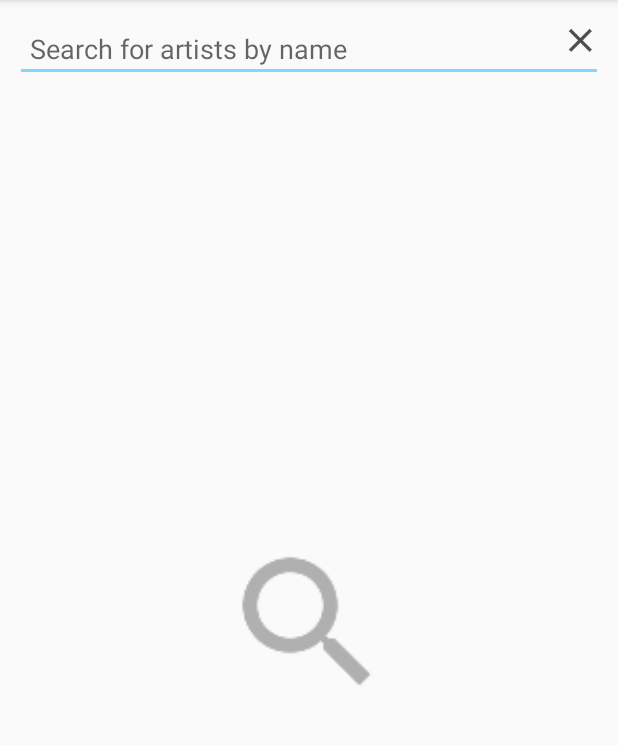
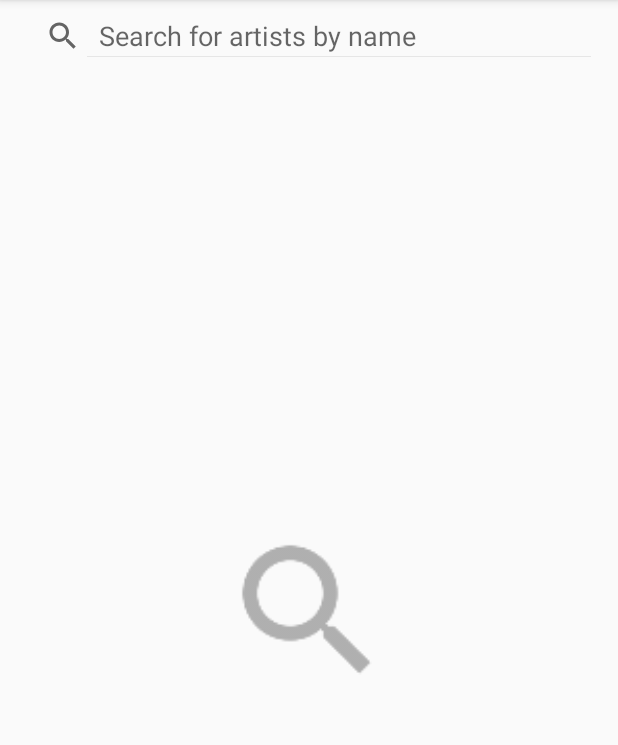
Before and after one commit to chrisolsen/coursera-spotify, an Android app: the screen it shows after launch (ArtistSearchActivity), on a phone screen of 412 x 824 dp, the part 84-829 px from its top. Run offline under Robolectric (Android 15) with nearby library versions, the phone set to English and light mode, and no system bars; our stand-ins replace Picasso.

Commit message:
use searchView instead of custom hack

```diff
--- a/app/src/main/java/org/chrisolsen/spotify/ArtistSearchActivityFragment.java
+++ b/app/src/main/java/org/chrisolsen/spotify/ArtistSearchActivityFragment.java
@@ -9,20 +9,16 @@ import android.os.Parcelable;
 import android.support.v4.app.Fragment;
 import android.support.v4.app.LoaderManager;
 import android.support.v4.content.Loader;
-import android.view.KeyEvent;
+import android.support.v7.widget.SearchView;
 import android.view.LayoutInflater;
 import android.view.View;
 import android.view.ViewGroup;
 import android.view.animation.Animation;
 import android.view.animation.AnimationUtils;
-import android.view.inputmethod.EditorInfo;
 import android.view.inputmethod.InputMethodManager;
 import android.widget.AdapterView;
-import android.widget.EditText;
-import android.widget.ImageButton;
 import android.widget.ImageView;
 import android.widget.ListView;
-import android.widget.TextView;
 import android.widget.Toast;
 
 import java.util.ArrayList;
@@ -37,8 +33,7 @@ public class ArtistSearchActivityFragment extends Fragment implements LoaderMana
     private ArtistSearchAdapter mArtistSearchAdapter;
 
     private ListView mListView;
-    private EditText mSearchText;
-    private ImageButton mCancelButton;
+    private SearchView mSearchText;
     private View mNoResults;
     private View mSearchInstructions;
     private ImageView mSearchIndicator;
@@ -51,16 +46,40 @@ public class ArtistSearchActivityFragment extends Fragment implements LoaderMana
                              Bundle savedInstanceState) {
 
         final Context context = getActivity();
+        final LoaderManager.LoaderCallbacks<List<ContentValues>> loaderCallback = this;
         View layout = inflater.inflate(R.layout.artist_search_fragment, container, false);
 
         // views
         mListView = (ListView)layout.findViewById(android.R.id.list);
-        mSearchText = (EditText) layout.findViewById(R.id.artists_search_filter);
-        mCancelButton = (ImageButton) layout.findViewById(R.id.artist_search_cancel);
         mNoResults = layout.findViewById(android.R.id.empty);
         mSearchInstructions = layout.findViewById(R.id.artists_search_instructions);
         mSearchIndicator = (ImageView) layout.findViewById(R.id.artist_search_indicator);
         mImm = (InputMethodManager) getActivity().getSystemService(Context.INPUT_METHOD_SERVICE);
+        mSearchText = (SearchView) layout.findViewById(R.id.searchText);
+
+        mSearchText.setIconifiedByDefault(false);
+        mSearchText.setQueryHint(getResources().getString(R.string.artists_search_instructions));
+        mSearchText.setOnQueryTextListener(new SearchView.OnQueryTextListener() {
+            @Override
+            public boolean onQueryTextSubmit(String query) {
+                getLoaderManager().restartLoader(LOADER_ARTIST_SEARCH, null, loaderCallback);
+                return true;
+            }
+
+            @Override
+            public boolean onQueryTextChange(String newText) {
+                if (newText == null || newText.length() == 0) {
+                    mSearchIndicator.setImageResource(R.mipmap.ic_search_dark);
+                    mSearchIndicator.clearAnimation();
+                    mSearchInstructions.setVisibility(View.VISIBLE);
+                    mListView.setVisibility(View.GONE);
+
+                    return true;
+                }
+                return false;
+            }
+        });
+
 
         // ListView select event
         mListView.setOnItemClickListener(new ListView.OnItemClickListener() {
@@ -75,8 +94,6 @@ public class ArtistSearchActivityFragment extends Fragment implements LoaderMana
             }
         });
 
-        bindSearch();
-
         mArtistSearchAdapter = new ArtistSearchAdapter(getActivity(), new ArrayList<ContentValues>());
         mListView.setAdapter(mArtistSearchAdapter);
 
@@ -86,7 +103,6 @@ public class ArtistSearchActivityFragment extends Fragment implements LoaderMana
     /**
      * Save any existing search data. Since the data is stored in ContentValues, which are already
      * parcelable, there is no additional work required.
-     * @param outState
      */
     @Override
     public void onSaveInstanceState(Bundle outState) {
@@ -98,7 +114,6 @@ public class ArtistSearchActivityFragment extends Fragment implements LoaderMana
     /**
      * Bind any saved search results to the search adapter to retain any previous scroll position
      * and ensure any previous search results remain.
-     * @param savedInstanceState
      */
     @Override
     public void onViewStateRestored(Bundle savedInstanceState) {
@@ -124,38 +139,7 @@ public class ArtistSearchActivityFragment extends Fragment implements LoaderMana
     }
 
     /**
-     * Bind the search *like* view controls
-     */
-    private void bindSearch() {
-
-        final LoaderManager.LoaderCallbacks<List<ContentValues>> self = this;
-
-        mSearchText.setOnEditorActionListener(new EditText.OnEditorActionListener() {
-            @Override
-            public boolean onEditorAction(TextView v, int actionId, KeyEvent event) {
-                if (actionId == EditorInfo.IME_ACTION_SEARCH) {
-                    getLoaderManager().restartLoader(LOADER_ARTIST_SEARCH, null, self);
-                    return true;
-                }
-                return false;
-            }
-        });
-
-        mCancelButton.setOnClickListener(new View.OnClickListener() {
-            @Override
-            public void onClick(View v) {
-                mSearchText.setText("");
-                mSearchIndicator.setImageResource(R.mipmap.ic_search_dark);
-                mSearchIndicator.clearAnimation();
-                mSearchInstructions.setVisibility(View.VISIBLE);
-                mListView.setVisibility(View.GONE);
-            }
-        });
-    }
-
-    /**
      * Initialize the loader
-     * @param savedInstanceState
      */
     @Override
     public void onActivityCreated(Bundle savedInstanceState) {
@@ -175,7 +159,7 @@ public class ArtistSearchActivityFragment extends Fragment implements LoaderMana
     @Override
     public Loader<List<ContentValues>> onCreateLoader(int id, Bundle args) {
         try {
-            String filter = mSearchText.getText().toString();
+            String filter = mSearchText.getQuery().toString();
             mImm.hideSoftInputFromWindow(mSearchText.getWindowToken(), 0);
 
             if (filter.length() > 0) {
@@ -194,7 +178,7 @@ public class ArtistSearchActivityFragment extends Fragment implements LoaderMana
 
     @Override
     public void onLoadFinished(Loader<List<ContentValues>> loader, List<ContentValues> data) {
-        boolean hasFilter = mSearchText.getText().toString().length() > 0;
+        boolean hasFilter = mSearchText.getQuery().length() > 0;
         boolean hasData = data.size() > 0;
 
         if (!hasFilter && !hasData) {
--- a/app/src/main/res/layout/artist_search_fragment.xml
+++ b/app/src/main/res/layout/artist_search_fragment.xml
@@ -5,33 +5,12 @@
     android:orientation="vertical"
     tools:context=".ArtistSearchActivityFragment">
 
-    <FrameLayout
+    <android.support.v7.widget.SearchView
         android:layout_width="match_parent"
-        android:layout_height="wrap_content">
-
-        <EditText
-            android:id="@+id/artists_search_filter"
-            android:singleLine="true"
-            android:imeOptions="actionSearch"
-            android:hint="@string/artists_search_instructions"
-            android:layout_width="match_parent"
-            android:layout_height="wrap_content"
-            android:layout_margin="10dip"
-            android:padding="10dp" />
-
-        <ImageButton
-            android:id="@+id/artist_search_cancel"
-            android:layout_gravity="right|center_vertical"
-            android:src="@mipmap/ic_close_dark"
-            android:alpha="0.7"
-            android:background="@android:color/transparent"
-            android:layout_width="30dp"
-            android:layout_height="30dp"
-            android:cropToPadding="false"
-            android:layout_marginRight="10dp"
-            android:layout_marginBottom="5dp"
-            android:scaleType="fitCenter" />
-    </FrameLayout>
+        android:layout_height="wrap_content"
+        android:id="@+id/searchText"
+        android:layout_gravity="center"
+        android:padding="10dp" />
 
     <LinearLayout
         android:id="@+id/artists_search_instructions"
```
